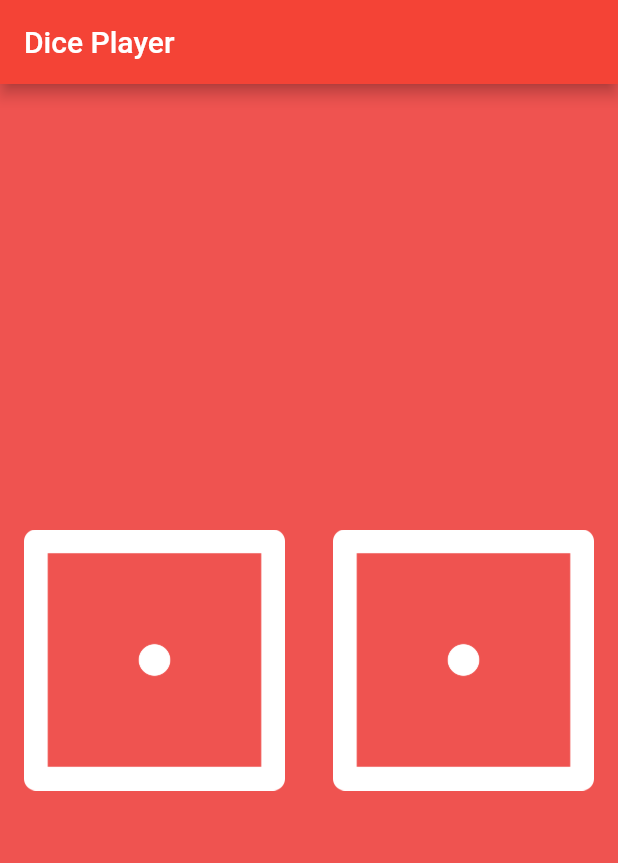
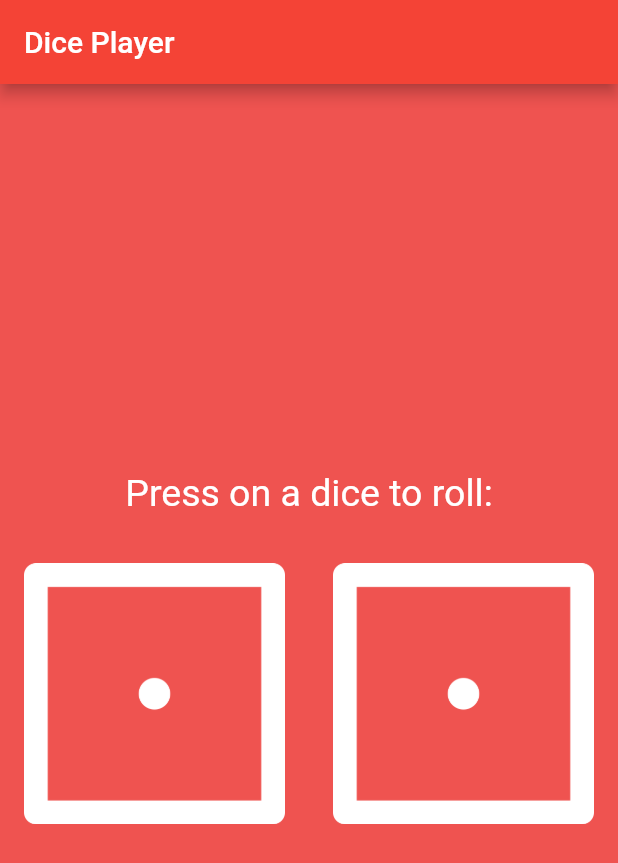
Before and after one commit to egtrindade/dice-player, a Flutter app: the screen it shows after launch, on a phone screen of 412 x 824 dp. Shown: the top 863 px of the screen. Run offline on Flutter 3.47's test engine with Material 2 defaults, Android fonts, the phone set to English and light mode, and no system bars.

Commit message:
Add roll dice method with random numbers

```diff
--- a/lib/main.dart
+++ b/lib/main.dart
@@ -1,3 +1,5 @@
+import 'dart:math';
+
 import 'package:flutter/material.dart';
 
 void main() {
@@ -29,19 +31,36 @@ class _DicePageState extends State<DicePage> {
   int leftDiceNumber = 1;
   int rightDiceNumber = 1;
 
+  void rollDice() {
+    setState(() {
+      leftDiceNumber = Random().nextInt(6) + 1;
+      rightDiceNumber = Random().nextInt(6) + 1;
+    });
+  }
+
   @override
   Widget build(BuildContext context) {
-    return Center(
-      child: Row(
+    return Column(
+      mainAxisAlignment: MainAxisAlignment.center,
+      children: [
+        Text(
+          'Press on a dice to roll:',
+          style: TextStyle(
+            color: Colors.white,
+            fontSize: 25.0,
+          ),
+        ),
+        SizedBox(
+          height: 16.0,
+        ),
+        Row(
           children: [
             Expanded(
               child: Padding(
                 padding: const EdgeInsets.all(8.0),
                 child: TextButton(
                   onPressed: () {
-                  setState(() {
-                    leftDiceNumber = 5;
-                  });
+                    rollDice();
                   },
                   child: Image.asset('images/dice$leftDiceNumber.png'),
                 ),
@@ -52,9 +71,7 @@ class _DicePageState extends State<DicePage> {
                 padding: const EdgeInsets.all(8.0),
                 child: TextButton(
                   onPressed: () {
-                  setState(() {
-                    rightDiceNumber = 6;
-                  });
+                    rollDice();
                   },
                   child: Image.asset('images/dice$rightDiceNumber.png'),
                 ),
@@ -62,6 +79,7 @@ class _DicePageState extends State<DicePage> {
             ),
           ],
         ),
+      ],
     );
   }
 }
```
Lines whose indentation alone changed are shown as unchanged.
